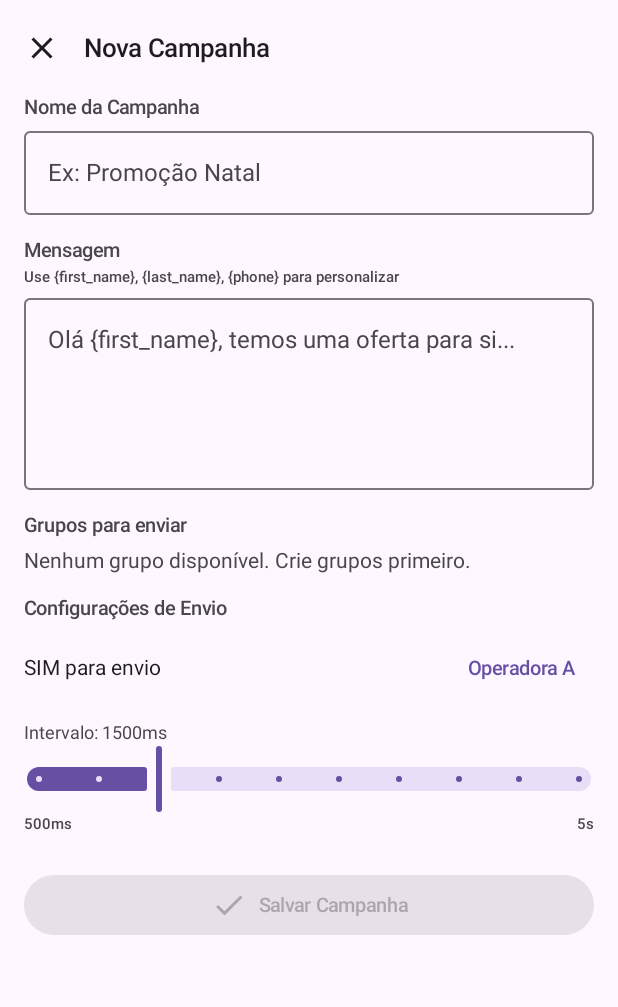
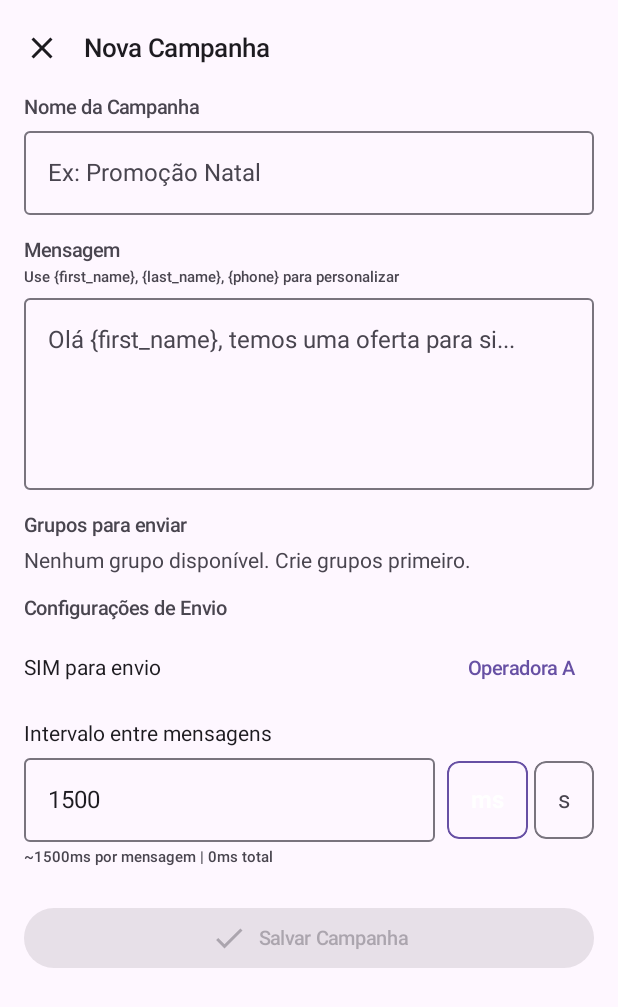
Before and after one commit to darwinmkp44-ux/sms, an Android app built with Jetpack Compose: the composable CreateCampaignScreen shown on its own in the app's theme, on a phone screen of 412 x 824 dp. Shown: the top 1007 px of the screen. Run offline under Robolectric (Android 15) with nearby library versions, the light colour scheme and no system bars; our stand-ins replace Dagger/Hilt's generated code, Room's generated code.

Commit message:
feat: delay ms/s toggle + retry logic for failed messages

```diff
--- a/app/src/main/java/com/disparasms/app/ui/screen/campaign/CreateCampaignScreen.kt
+++ b/app/src/main/java/com/disparasms/app/ui/screen/campaign/CreateCampaignScreen.kt
@@ -1,6 +1,9 @@
 package com.disparasms.app.ui.screen.campaign
 
+import androidx.compose.foundation.border
+import androidx.compose.foundation.clickable
 import androidx.compose.foundation.layout.Arrangement
+import androidx.compose.foundation.layout.Box
 import androidx.compose.foundation.layout.Column
 import androidx.compose.foundation.layout.PaddingValues
 import androidx.compose.foundation.layout.Row
@@ -12,6 +15,8 @@ import androidx.compose.foundation.layout.padding
 import androidx.compose.foundation.layout.width
 import androidx.compose.foundation.lazy.LazyColumn
 import androidx.compose.foundation.lazy.items
+import androidx.compose.foundation.shape.RoundedCornerShape
+import androidx.compose.foundation.text.KeyboardOptions
 import androidx.compose.material.icons.Icons
 import androidx.compose.material.icons.filled.Close
 import androidx.compose.material.icons.filled.Check
@@ -24,9 +29,7 @@ import androidx.compose.material3.ExperimentalMaterial3Api
 import androidx.compose.material3.Icon
 import androidx.compose.material3.IconButton
 import androidx.compose.material3.MaterialTheme
-import androidx.compose.material3.OutlinedButton
 import androidx.compose.material3.OutlinedTextField
-import androidx.compose.material3.Slider
 import androidx.compose.material3.Text
 import androidx.compose.material3.TextButton
 import androidx.compose.material3.TopAppBar
@@ -38,11 +41,14 @@ import androidx.compose.runtime.remember
 import androidx.compose.runtime.setValue
 import androidx.compose.ui.Alignment
 import androidx.compose.ui.Modifier
+import androidx.compose.ui.draw.clip
 import androidx.compose.ui.text.font.FontWeight
+import androidx.compose.ui.text.input.KeyboardType
 import androidx.compose.ui.unit.dp
 import androidx.hilt.navigation.compose.hiltViewModel
 import androidx.lifecycle.compose.collectAsStateWithLifecycle
 import androidx.navigation.NavController
+import com.disparasms.app.sms.SimInfo
 import com.disparasms.app.ui.components.ModernCard
 import com.disparasms.app.ui.theme.Spacing
 
@@ -228,22 +234,42 @@ fun CreateCampaignScreen(
                 Spacer(Modifier.height(Spacing.md))
 
                 Text(
-                    text = "Intervalo: ${state.delayMs}ms",
-                    style = MaterialTheme.typography.bodySmall,
-                    color = MaterialTheme.colorScheme.onSurfaceVariant
+                    text = "Intervalo entre mensagens",
+                    style = MaterialTheme.typography.bodyMedium
                 )
-                Slider(
-                    value = state.delayMs.toFloat(),
-                    onValueChange = { viewModel.setDelayMs(it.toLong()) },
-                    valueRange = 500f..5000f,
-                    steps = 8
-                )
+                Spacer(Modifier.height(Spacing.sm))
                 Row(
-                    modifier = Modifier.fillMaxWidth(),
-                    horizontalArrangement = Arrangement.SpaceBetween
+                    verticalAlignment = Alignment.CenterVertically,
+                    modifier = Modifier.fillMaxWidth()
                 ) {
-                    Text("500ms", style = MaterialTheme.typography.labelSmall, color = MaterialTheme.colorScheme.onSurfaceVariant)
-                    Text("5s", style = MaterialTheme.typography.labelSmall, color = MaterialTheme.colorScheme.onSurfaceVariant)
+                    OutlinedTextField(
+                        value = state.delayValue,
+                        onValueChange = { viewModel.setDelayValue(it) },
+                        modifier = Modifier.weight(1f),
+                        keyboardOptions = KeyboardOptions(keyboardType = KeyboardType.Number),
+                        singleLine = true,
+                        placeholder = { Text("1500") }
+                    )
+                    Spacer(Modifier.width(Spacing.sm))
+                    DelayUnitButton(
+                        label = "ms",
+                        selected = state.delayUnit == DelayUnit.MS,
+                        onClick = { viewModel.setDelayUnit(DelayUnit.MS) }
+                    )
+                    Spacer(Modifier.width(4.dp))
+                    DelayUnitButton(
+                        label = "s",
+                        selected = state.delayUnit == DelayUnit.S,
+                        onClick = { viewModel.setDelayUnit(DelayUnit.S) }
+                    )
+                }
+                if (state.delayValue.isNotBlank()) {
+                    Spacer(Modifier.height(4.dp))
+                    Text(
+                        text = "~${state.delayMs}ms por mensagem | ${state.delayMs * state.totalRecipients}ms total",
+                        style = MaterialTheme.typography.labelSmall,
+                        color = MaterialTheme.colorScheme.onSurfaceVariant
+                    )
                 }
             }
         }
@@ -279,3 +305,28 @@ fun CreateCampaignScreen(
         }
     }
 }
+
+@Composable
+private fun DelayUnitButton(
+    label: String,
+    selected: Boolean,
+    onClick: () -> Unit
+) {
+    val shape = RoundedCornerShape(8.dp)
+    val bgColor = if (selected) MaterialTheme.colorScheme.primary else MaterialTheme.colorScheme.surfaceVariant
+    val textColor = if (selected) MaterialTheme.colorScheme.onPrimary else MaterialTheme.colorScheme.onSurfaceVariant
+    Box(
+        modifier = Modifier
+            .clip(shape)
+            .clickable(onClick = onClick)
+            .border(1.dp, if (selected) MaterialTheme.colorScheme.primary else MaterialTheme.colorScheme.outline, shape)
+            .padding(horizontal = 16.dp, vertical = 14.dp),
+        contentAlignment = Alignment.Center
+    ) {
+        Text(
+            text = label,
+            color = textColor,
+            fontWeight = if (selected) FontWeight.Bold else FontWeight.Normal
+        )
+    }
+}
--- a/app/src/main/java/com/disparasms/app/ui/screen/campaign/CreateCampaignViewModel.kt
+++ b/app/src/main/java/com/disparasms/app/ui/screen/campaign/CreateCampaignViewModel.kt
@@ -19,6 +19,8 @@ import kotlinx.coroutines.flow.stateIn
 import kotlinx.coroutines.launch
 import javax.inject.Inject
 
+enum class DelayUnit { MS, S }
+
 data class CreateCampaignUiState(
     val name: String = "",
     val message: String = "",
@@ -26,13 +28,20 @@ data class CreateCampaignUiState(
     val selectedContactIds: List<Long> = emptyList(),
     val groups: List<GroupEntity> = emptyList(),
     val simSlot: Int = 0,
-    val delayMs: Long = 1500L,
+    val delayValue: String = "1500",
+    val delayUnit: DelayUnit = DelayUnit.MS,
     val estimatedSmsCount: Int = 0,
     val estimatedParts: Int = 1,
     val totalRecipients: Int = 0,
     val isLoading: Boolean = false,
     val simSlots: List<SimInfo> = emptyList()
-)
+) {
+    val delayMs: Long
+        get() = when (delayUnit) {
+            DelayUnit.MS -> delayValue.toLongOrNull() ?: 0L
+            DelayUnit.S -> (delayValue.toLongOrNull() ?: 0L) * 1000L
+        }
+}
 
 @HiltViewModel
 class CreateCampaignViewModel @Inject constructor(
@@ -84,8 +93,14 @@ class CreateCampaignViewModel @Inject constructor(
         updateState { it.copy(simSlot = slot) }
     }
 
-    fun setDelayMs(delay: Long) {
-        updateState { it.copy(delayMs = delay) }
+    fun setDelayValue(value: String) {
+        if (value.isEmpty() || value.all { it.isDigit() }) {
+            updateState { it.copy(delayValue = value) }
+        }
+    }
+
+    fun setDelayUnit(unit: DelayUnit) {
+        updateState { it.copy(delayUnit = unit) }
     }
 
     fun createCampaign(onComplete: (Long) -> Unit) {
@@ -101,7 +116,7 @@ class CreateCampaignViewModel @Inject constructor(
                 contactIds = emptyList(),
                 totalContacts = state.totalRecipients,
                 simSlot = state.simSlot,
-                delayMs = state.delayMs
+                delayMs = state.delayMs.coerceIn(100L, 60000L)
             )
 
             val contacts = mutableListOf<ContactEntity>()
```
Also changed, not shown: app/src/main/java/com/disparasms/app/sms/SmsQueueManager.kt (+37 -0 lines).
